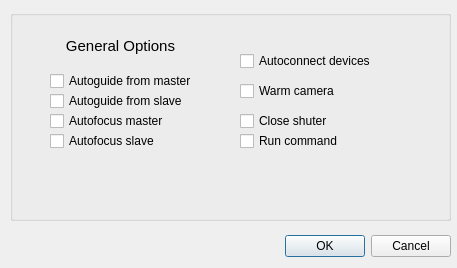
Old version of the form ui/sequence_options_ui.ui in the repository irydeo/saas.
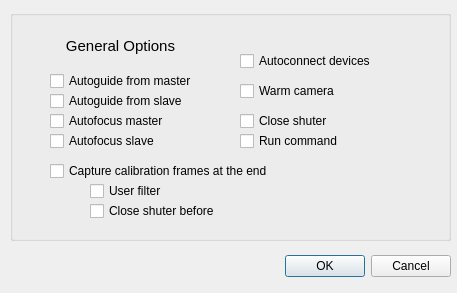
New version of the form.

Patch:
```diff
--- a/ui/sequence_options_ui.ui
+++ b/ui/sequence_options_ui.ui
@@ -7,7 +7,7 @@
     <x>0</x>
     <y>0</y>
     <width>457</width>
-    <height>268</height>
+    <height>293</height>
    </rect>
   </property>
   <property name="windowTitle">
@@ -17,7 +17,7 @@
    <property name="geometry">
     <rect>
      <x>110</x>
-     <y>230</y>
+     <y>250</y>
      <width>341</width>
      <height>32</height>
     </rect>
@@ -35,7 +35,7 @@
      <x>10</x>
      <y>10</y>
      <width>441</width>
-     <height>211</height>
+     <height>231</height>
     </rect>
    </property>
    <property name="title">
@@ -166,6 +166,45 @@
      <string>Run command</string>
     </property>
    </widget>
+   <widget class="QCheckBox" name="autofocus_slave_6">
+    <property name="geometry">
+     <rect>
+      <x>40</x>
+      <y>150</y>
+      <width>371</width>
+      <height>22</height>
+     </rect>
+    </property>
+    <property name="text">
+     <string>Capture calibration frames at the end</string>
+    </property>
+   </widget>
+   <widget class="QCheckBox" name="autofocus_slave_7">
+    <property name="geometry">
+     <rect>
+      <x>80</x>
+      <y>170</y>
+      <width>371</width>
+      <height>22</height>
+     </rect>
+    </property>
+    <property name="text">
+     <string>User filter</string>
+    </property>
+   </widget>
+   <widget class="QCheckBox" name="autofocus_slave_8">
+    <property name="geometry">
+     <rect>
+      <x>80</x>
+      <y>190</y>
+      <width>371</width>
+      <height>22</height>
+     </rect>
+    </property>
+    <property name="text">
+     <string>Close shuter before </string>
+    </property>
+   </widget>
   </widget>
  </widget>
  <resources/>
```
Left out of the diff: 8 changed lines with no effect on the pictures.
